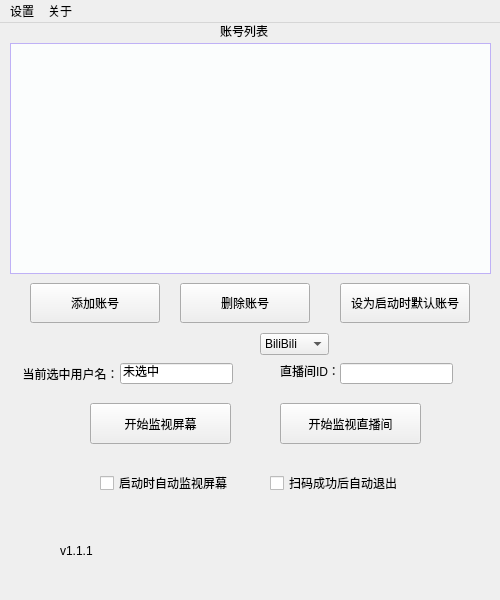
Before: the Qt Designer form src/MHY_Scanner_Gui/ScannerGui.ui in Theresa-0328/MHY_Scanner, drawn with Qt 5.
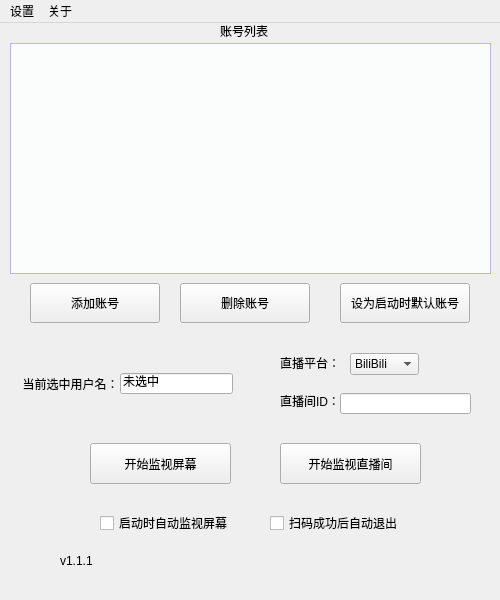
After: the same form once the commit is applied.

What changed in the file:
```diff
--- a/src/MHY_Scanner_Gui/ScannerGui.ui
+++ b/src/MHY_Scanner_Gui/ScannerGui.ui
@@ -46,7 +46,7 @@
     <property name="geometry">
      <rect>
       <x>90</x>
-      <y>380</y>
+      <y>420</y>
       <width>141</width>
       <height>41</height>
      </rect>
@@ -62,7 +62,7 @@
     <property name="geometry">
      <rect>
       <x>100</x>
-      <y>450</y>
+      <y>490</y>
       <width>131</width>
       <height>20</height>
      </rect>
@@ -75,7 +75,7 @@
     <property name="geometry">
      <rect>
       <x>270</x>
-      <y>450</y>
+      <y>490</y>
       <width>131</width>
       <height>20</height>
      </rect>
@@ -88,7 +88,7 @@
     <property name="geometry">
      <rect>
       <x>280</x>
-      <y>380</y>
+      <y>420</y>
       <width>141</width>
       <height>41</height>
      </rect>
@@ -104,7 +104,7 @@
     <property name="geometry">
      <rect>
       <x>120</x>
-      <y>340</y>
+      <y>350</y>
       <width>113</width>
       <height>21</height>
      </rect>
@@ -123,7 +123,7 @@
     <property name="geometry">
      <rect>
       <x>20</x>
-      <y>340</y>
+      <y>350</y>
       <width>101</width>
       <height>21</height>
      </rect>
@@ -139,7 +139,7 @@
     <property name="geometry">
      <rect>
       <x>280</x>
-      <y>340</y>
+      <y>370</y>
       <width>91</width>
       <height>16</height>
      </rect>
@@ -152,8 +152,8 @@
     <property name="geometry">
      <rect>
       <x>340</x>
-      <y>340</y>
-      <width>113</width>
+      <y>370</y>
+      <width>131</width>
       <height>21</height>
      </rect>
     </property>
@@ -162,7 +162,7 @@
     <property name="geometry">
      <rect>
       <x>60</x>
-      <y>520</y>
+      <y>530</y>
       <width>71</width>
       <height>16</height>
      </rect>
@@ -175,7 +175,7 @@
     <property name="geometry">
      <rect>
       <x>110</x>
-      <y>520</y>
+      <y>530</y>
       <width>343</width>
       <height>18</height>
      </rect>
@@ -291,8 +291,8 @@
    <widget class="QComboBox" name="comboBox">
     <property name="geometry">
      <rect>
-      <x>260</x>
-      <y>310</y>
+      <x>350</x>
+      <y>330</y>
       <width>69</width>
       <height>22</height>
      </rect>
@@ -313,6 +313,19 @@
      </property>
     </item>
    </widget>
+   <widget class="QLabel" name="labelLiveName_2">
+    <property name="geometry">
+     <rect>
+      <x>280</x>
+      <y>330</y>
+      <width>91</width>
+      <height>20</height>
+     </rect>
+    </property>
+    <property name="text">
+     <string>直播平台：</string>
+    </property>
+   </widget>
   </widget>
   <widget class="QMenuBar" name="menuBar">
    <property name="geometry">
```
